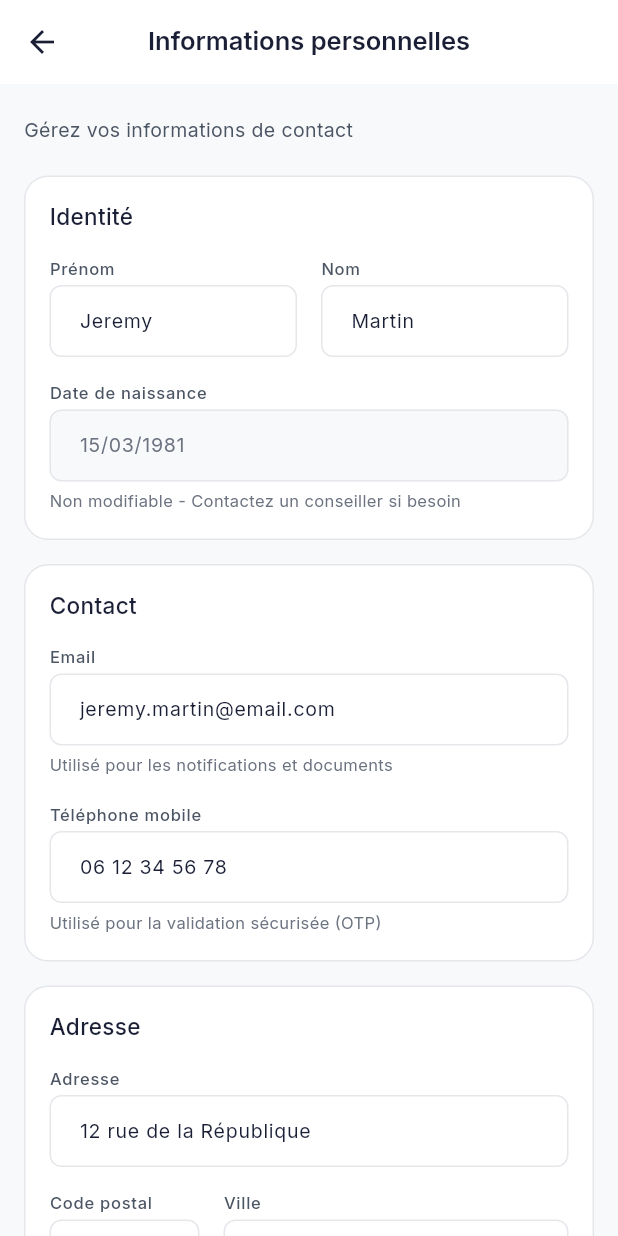
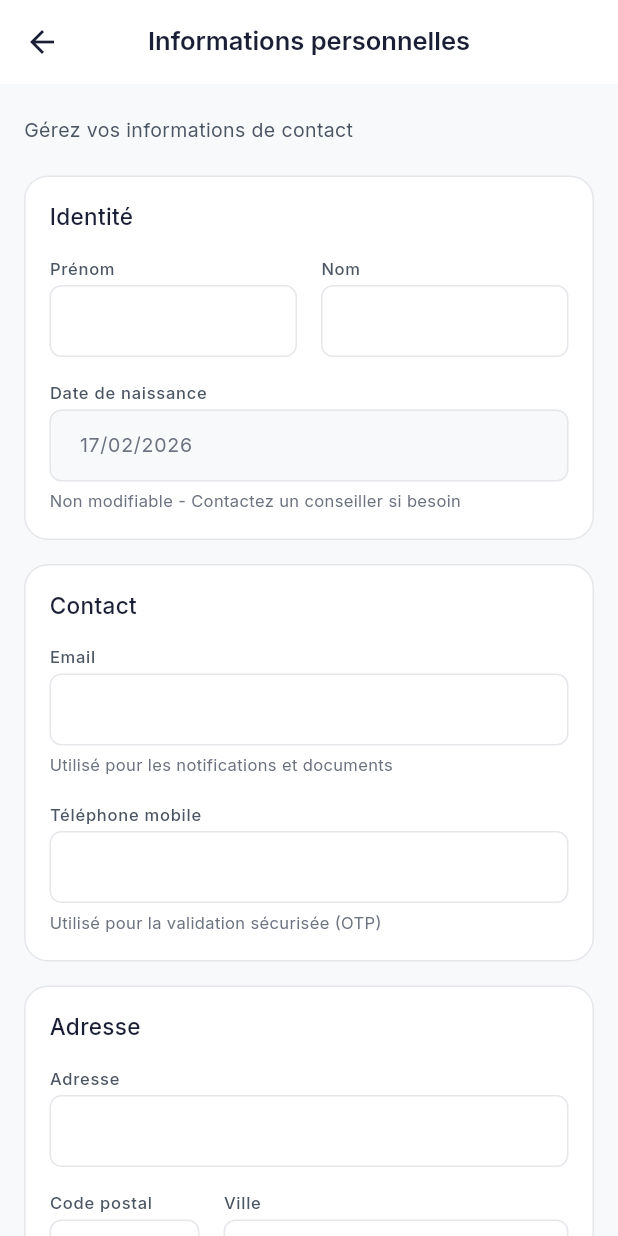
Before and after one commit to alyjeje/mon-retraite-app, a Flutter app: the PersonalInfoScreen screen opened directly, after a tap on "Modifier", on a phone screen of 412 x 824 dp. Run offline on Flutter 3.47's test engine with Material 3 defaults, Android fonts, the phone set to English and light mode, and no system bars; our stand-ins replace dash_chat_2, fl_chart, google_fonts, image_picker, pdf, printing and 2 more; accounts and stored records are empty.

Commit message:
feat: wire personal info screen to BFF for dynamic read/update
- Personal info fields now loaded from BFF profile data
- Save action calls BFF update endpoints (email, phone, address)
- OTP screen uses real masked phone number
- Update Jeremy birth date to 08/01/1986 and address to 18 rue du Charolais 75012
- Increment build to 1.0.0+17

Co-Authored-By: Claude Opus 4.6 <noreply@anthropic.com>

```diff
--- a/lib/screens/personal_info/personal_info_screen.dart
+++ b/lib/screens/personal_info/personal_info_screen.dart
@@ -1,5 +1,9 @@
 import 'package:flutter/material.dart';
+import 'package:intl/intl.dart';
+import 'package:provider/provider.dart';
 import '../../core/theme/theme.dart';
+import '../../data/models/user_model.dart';
+import '../../providers/app_provider.dart';
 import '../../widgets/widgets.dart';
 
 /// Écran des informations personnelles
@@ -13,19 +17,28 @@ class PersonalInfoScreen extends StatefulWidget {
 class _PersonalInfoScreenState extends State<PersonalInfoScreen> {
   bool _isEditing = false;
   bool _isSaved = false;
+  bool _isSaving = false;
   bool _showOTPModal = false;
   String _otpCode = '';
 
-  final _formData = {
-    'firstName': 'Jeremy',
-    'lastName': 'Martin',
-    'email': 'jeremy.martin@email.com',
-    'phone': '06 12 34 56 78',
-    'address': '12 rue de la République',
-    'postalCode': '75001',
-    'city': 'Paris',
-    'birthDate': '15/03/1981',
-  };
+  late Map<String, String> _formData;
+  bool _initialized = false;
+
+  void _initFormData(UserModel user) {
+    if (_initialized) return;
+    final dateFormat = DateFormat('dd/MM/yyyy');
+    _formData = {
+      'firstName': user.firstName,
+      'lastName': user.lastName,
+      'email': user.email,
+      'phone': user.phone,
+      'address': user.address.street,
+      'postalCode': user.address.postalCode,
+      'city': user.address.city,
+      'birthDate': dateFormat.format(user.birthDate),
+    };
+    _initialized = true;
+  }
 
   void _handleSave() {
     setState(() {
@@ -33,30 +46,91 @@ class _PersonalInfoScreenState extends State<PersonalInfoScreen> {
     });
   }
 
-  void _handleOTPValidation() {
+  Future<void> _handleOTPValidation() async {
     if (_otpCode.length == 6) {
       setState(() {
         _showOTPModal = false;
-        _isEditing = false;
-        _isSaved = true;
-        _otpCode = '';
+        _isSaving = true;
       });
-      Future.delayed(const Duration(seconds: 3), () {
-        if (mounted) {
-          setState(() {
-            _isSaved = false;
+
+      final provider = context.read<AppProvider>();
+      final user = provider.user;
+
+      // Determiner ce qui a change
+      String? newEmail;
+      String? newPhone;
+      AddressModel? newAddress;
+
+      if (_formData['email'] != user.email) {
+        newEmail = _formData['email'];
+      }
+      if (_formData['phone'] != user.phone) {
+        newPhone = _formData['phone'];
+      }
+      if (_formData['address'] != user.address.street ||
+          _formData['postalCode'] != user.address.postalCode ||
+          _formData['city'] != user.address.city) {
+        newAddress = AddressModel(
+          street: _formData['address']!,
+          postalCode: _formData['postalCode']!,
+          city: _formData['city']!,
+        );
+      }
+
+      final success = await provider.updateProfile(
+        email: newEmail,
+        phone: newPhone,
+        address: newAddress,
+      );
+
+      if (mounted) {
+        setState(() {
+          _isSaving = false;
+          _isEditing = false;
+          _otpCode = '';
+          if (success) {
+            _isSaved = true;
+            // Reinitialiser le formulaire avec les nouvelles donnees
+            _initialized = false;
+          }
+        });
+
+        if (!success) {
+          ScaffoldMessenger.of(context).showSnackBar(
+            const SnackBar(
+              content: Text('Erreur lors de la mise à jour.'),
+              backgroundColor: Colors.red,
+            ),
+          );
+        }
+
+        if (_isSaved) {
+          Future.delayed(const Duration(seconds: 3), () {
+            if (mounted) {
+              setState(() => _isSaved = false);
+            }
           });
         }
-      });
+      }
     }
   }
 
   @override
   Widget build(BuildContext context) {
     final isDark = Theme.of(context).brightness == Brightness.dark;
+    final provider = context.watch<AppProvider>();
+    final user = provider.user;
+    _initFormData(user);
 
     if (_showOTPModal) {
-      return _buildOTPScreen(context, isDark);
+      return _buildOTPScreen(context, isDark, user);
+    }
+
+    if (_isSaving) {
+      return Scaffold(
+        backgroundColor: isDark ? AppColors.backgroundDark : AppColors.backgroundLight,
+        body: const Center(child: CircularProgressIndicator()),
+      );
     }
 
     return Scaffold(
@@ -331,7 +405,13 @@ class _PersonalInfoScreenState extends State<PersonalInfoScreen> {
     );
   }
 
-  Widget _buildOTPScreen(BuildContext context, bool isDark) {
+  String _maskPhone(String phone) {
+    final clean = phone.replaceAll(' ', '');
+    if (clean.length < 4) return phone;
+    return '${clean.substring(0, 2)} ** ** ** ${clean.substring(clean.length - 2)}';
+  }
+
+  Widget _buildOTPScreen(BuildContext context, bool isDark, UserModel user) {
     return Scaffold(
       backgroundColor: isDark ? AppColors.backgroundDark : AppColors.backgroundLight,
       appBar: AppBar(
@@ -373,7 +453,7 @@ class _PersonalInfoScreenState extends State<PersonalInfoScreen> {
             ),
             AppSpacing.verticalGapSm,
             Text(
-              'Un code de sécurité a été envoyé au 06 12 ** ** 78',
+              'Un code de sécurité a été envoyé au ${_maskPhone(user.phone)}',
               style: AppTypography.bodyMedium.copyWith(
                 color: isDark
                     ? AppColors.textSecondaryDark
--- a/pubspec.yaml
+++ b/pubspec.yaml
@@ -1,7 +1,7 @@
 name: mon_retraite_app
 description: "Application mobile pour les assurés retraite - Gan Assurances"
 publish_to: 'none'
-version: 1.0.0+16
+version: 1.0.0+17
 
 environment:
   sdk: ^3.10.7
```
Also changed, not shown: 1 other file.
